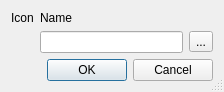
This is trunk/src/ui/forms/faccountedit.ui in Sheridan/HAcc as Qt 5 draws it before an edit. The edited form follows.
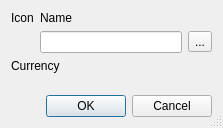
This is the edited form. Icons and pictures are not drawn. Custom widgets are drawn as their Qt base class.

```diff
--- a/trunk/src/ui/forms/faccountedit.ui
+++ b/trunk/src/ui/forms/faccountedit.ui
@@ -6,8 +6,8 @@
    <rect>
     <x>0</x>
     <y>0</y>
-    <width>224</width>
-    <height>88</height>
+    <width>223</width>
+    <height>128</height>
    </rect>
   </property>
   <property name="windowTitle">
@@ -67,6 +67,16 @@
      </item>
     </layout>
    </item>
+   <item>
+    <widget class="QLabel" name="label_3">
+     <property name="text">
+      <string>Currency</string>
+     </property>
+    </widget>
+   </item>
+   <item>
+    <widget class="ui::selector::WCurrencyelectButton" name="pwCurrencySelectButton" native="true"/>
+   </item>
    <item>
     <widget class="QDialogButtonBox" name="buttonBox">
      <property name="orientation">
@@ -86,6 +96,12 @@
    <header>wiconselect.h</header>
    <container>1</container>
   </customwidget>
+  <customwidget>
+   <class>ui::selector::WCurrencyelectButton</class>
+   <extends>QWidget</extends>
+   <header>wcurrencyelectbutton.h</header>
+   <container>1</container>
+  </customwidget>
  </customwidgets>
  <tabstops>
   <tabstop>leName</tabstop>
```
